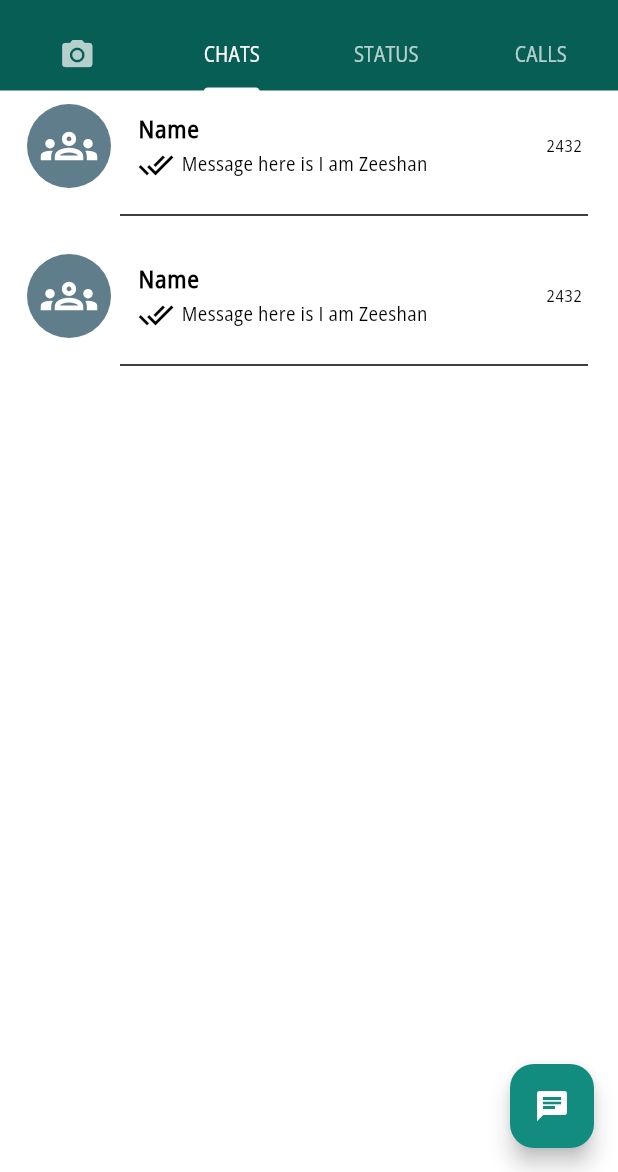
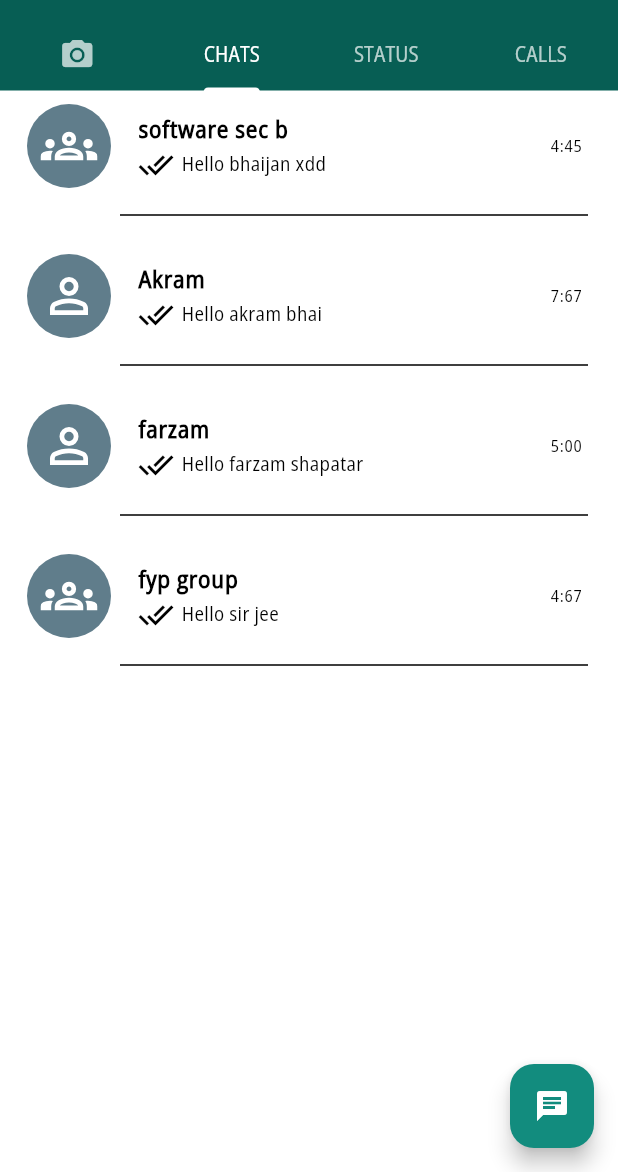
Before and after one commit to MuhammadZeeshanAkram/Flutter_chatapp_node.js, a Flutter app: the screen it shows after launch, tab 2 chosen, on a phone screen of 412 x 824 dp, the part 64-1236 px from its top. Run offline on Flutter 3.47's test engine with Material 3 defaults, Android fonts, the phone set to English and light mode, and no system bars; our stand-ins replace device_preview, flutter_svg.

Commit message:
groups and personal chats created

```diff
--- a/frontend/lib/CustomeUi/custom_card.dart
+++ b/frontend/lib/CustomeUi/custom_card.dart
@@ -1,8 +1,10 @@
 import 'package:flutter/material.dart';
 import 'package:flutter_svg/flutter_svg.dart';
+import 'package:frontend/Model/chat_model.dart';
 
 class CustomCard extends StatelessWidget {
-  const CustomCard({super.key});
+  const CustomCard({super.key,required this.chatModel});
+  final ChatModel chatModel;
 
   @override
   Widget build(BuildContext context) {
@@ -18,7 +20,7 @@ class CustomCard extends StatelessWidget {
                 child: Container(
                   padding: const EdgeInsets.all(8.0), // Optional: Add padding if necessary
                   child: SvgPicture.asset(
-                    "assets/icons/1.svg",
+                    chatModel.isGroup ? "assets/icons/1.svg" : "assets/icons/2.svg",
                     color: const Color.fromARGB(255, 255, 255, 255),
                     height: 38, // Ensure the SVG has a proper size
                     width: 38,
@@ -27,26 +29,26 @@ class CustomCard extends StatelessWidget {
                 ),
               ),
             ),
-            title: const Text(
-              "Name",
-              style: TextStyle(
+            title:  Text(
+              chatModel.name,
+              style: const TextStyle(
                 fontWeight: FontWeight.bold,
                 fontSize: 16,
               ),
             ),
-            subtitle: const Row(
+            subtitle: Row(
               children: [
-                Icon(Icons.done_all),
-                SizedBox(width: 5),
+                const Icon(Icons.done_all),
+                const SizedBox(width: 5),
                 Text(
-                  "Message here is I am Zeeshan",
-                  style: TextStyle(
+                  chatModel.currentMessage,
+                  style: const TextStyle(
                     fontSize: 13,
                   ),
                 ),
               ],
             ),
-            trailing: const Text("2432"),
+            trailing:  Text(chatModel.time),
           ),
           const SizedBox(height: 2),  // Add some space above the Divider
           const Padding(
--- /dev/null
+++ b/frontend/lib/Model/chat_model.dart
@@ -0,0 +1,15 @@
+class ChatModel {
+  String name;
+  bool isGroup;
+  String currentMessage;  // Define currentMessage
+  String time;
+  String icon;
+
+  ChatModel({
+    required this.name,
+    required this.isGroup,
+    required this.currentMessage,  // Add currentMessage as a required parameter
+    required this.time,
+    required this.icon,
+  });
+}
--- a/frontend/lib/pages/chat_pages.dart
+++ b/frontend/lib/pages/chat_pages.dart
@@ -1,5 +1,6 @@
 import 'package:flutter/material.dart';
 import 'package:frontend/CustomeUi/custom_card.dart';
+import 'package:frontend/Model/chat_model.dart';
 
 class ChatPage extends StatefulWidget {
   const ChatPage({super.key});
@@ -9,6 +10,36 @@ class ChatPage extends StatefulWidget {
 }
 
 class _ChatPageState extends State<ChatPage> {
+  List<ChatModel> chatList = [
+    ChatModel(
+      name:"software sec b",
+      isGroup:true,
+      currentMessage:"Hello bhaijan xdd",
+      time:"4:45",
+      icon:"1.svg",
+      ),
+    ChatModel(
+      name:"Akram",
+      isGroup:false,
+      currentMessage:"Hello akram bhai",
+      time:"7:67",
+      icon:"2.svg",
+      ),
+    ChatModel(
+      name:"farzam",
+      isGroup:false,
+      currentMessage:"Hello farzam shapatar",
+      time:"5:00",
+      icon:"2.svg",
+      ),
+    ChatModel(
+      name:"fyp group",
+      isGroup:true,
+      currentMessage:"Hello sir jee",
+      time:"4:67",
+      icon:"1.svg",
+      ),
+  ];
   @override
   Widget build(BuildContext context) {
     return Scaffold(
@@ -17,11 +48,14 @@ class _ChatPageState extends State<ChatPage> {
         backgroundColor: Theme.of(context).colorScheme.secondary, // Set secondary color for the button
         child: const Icon(Icons.chat, color: Colors.white), // Optionally set icon color to white
       ),
-      body: ListView(
-        children: const [
-          CustomCard(),
-          CustomCard(),
-        ],
+      body: ListView.builder(
+        itemCount:chatList.length,
+        itemBuilder: (context,index)=>CustomCard(
+          chatModel:chatList[index],
+        ),
+
+
+
       ),
     );
   }
```
